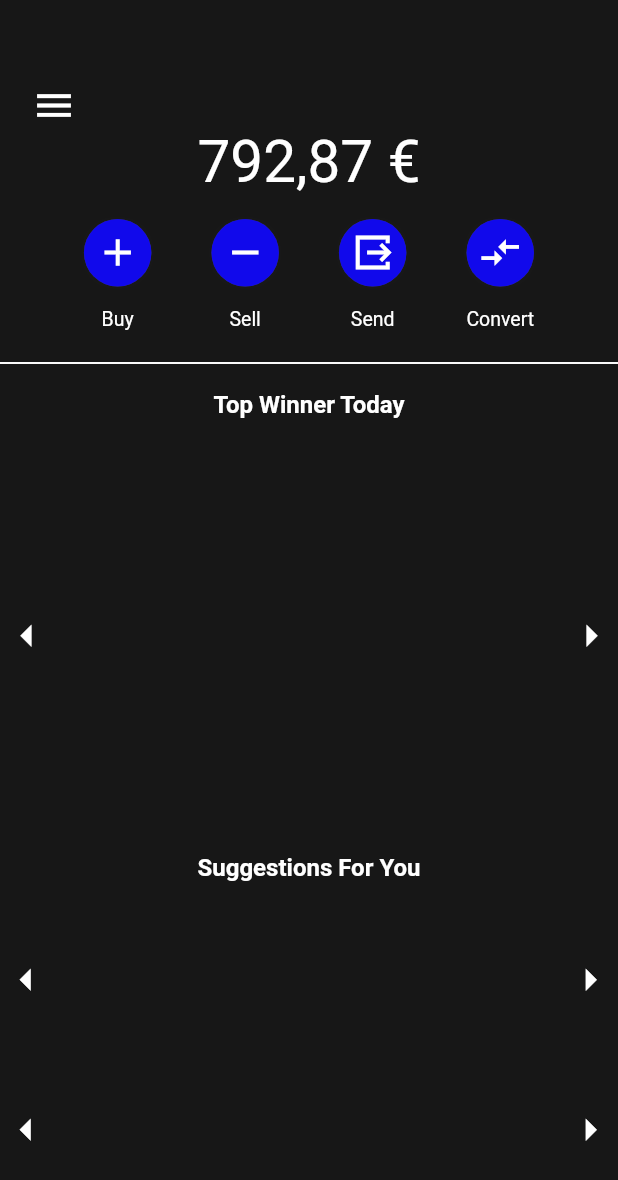
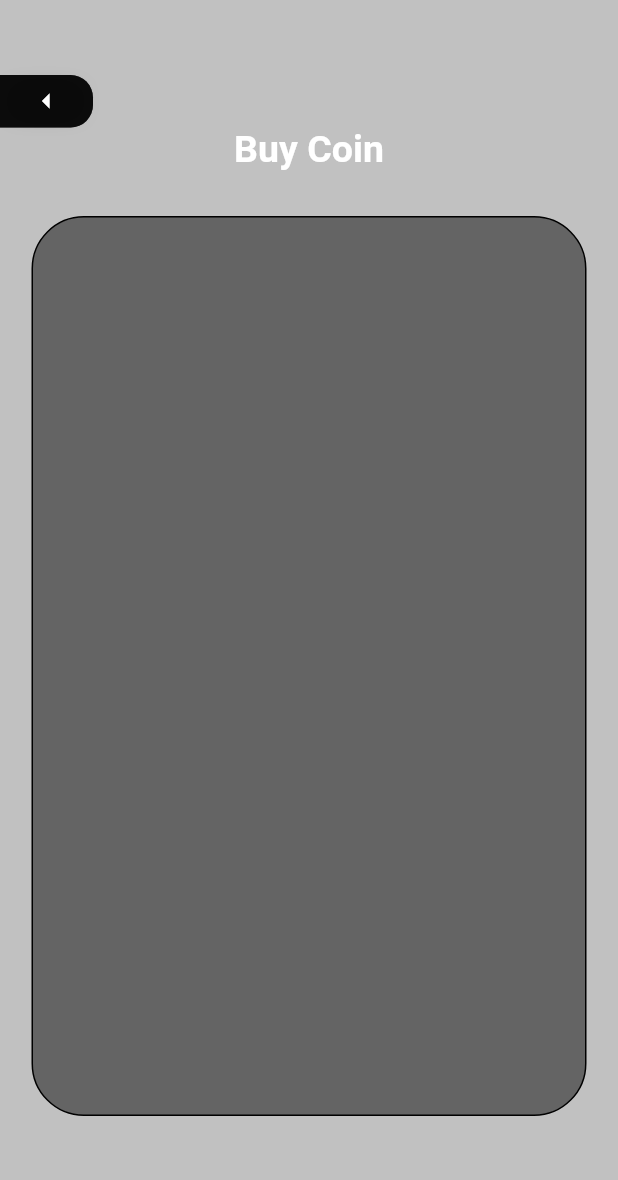
Before and after one commit to L4XB/Crypto-Tracker-App, a Flutter app: the Dashboard screen opened by its route, after a tap on the "add" icon, on a phone screen of 412 x 824 dp. Shown: the top 1180 px of the screen. Run offline on Flutter 3.47's test engine with Material 2 defaults, Android fonts, the phone set to English and light mode, and no system bars; our stand-ins replace dio, loading_animation_widget, syncfusion_flutter_charts; missing offline and left inert: clipboard, simple_candlestick_chart.

Commit message:
Buy_Coin_Page init

```diff
--- /dev/null
+++ b/lib/coin_buy/buy_coin.dart
@@ -0,0 +1,45 @@
+import 'package:chaining/overall_widgets/widgets/go_back_button.dart';
+import 'package:flutter/material.dart';
+
+class BuyCoin extends StatelessWidget {
+  const BuyCoin({Key? key}) : super(key: key);
+
+  @override
+  Widget build(BuildContext context) {
+    return Scaffold(
+        backgroundColor: const Color.fromARGB(80, 56, 56, 56),
+        body: Column(crossAxisAlignment: CrossAxisAlignment.center, children: [
+          Padding(
+            padding: const EdgeInsets.fromLTRB(0, 50, 350, 0),
+            child: GoBackButton(
+              onPressed: () {
+                Navigator.pop(context);
+              },
+            ),
+          ),
+          Center(
+            child: Text("Buy Coin",
+                style: TextStyle(
+                    color: Colors.white,
+                    fontSize: 25,
+                    fontWeight: FontWeight.bold)),
+          ),
+          Padding(
+            padding: const EdgeInsets.fromLTRB(0, 30, 0, 0),
+            child: Container(
+              height: 600,
+              width: 370,
+              decoration: BoxDecoration(
+                  border: Border.all(
+                    width: 1,
+                  ),
+                  borderRadius: BorderRadius.circular(35),
+                  color: Color.fromARGB(122, 0, 0, 0)),
+              child: Column(
+                children: [],
+              ),
+            ),
+          )
+        ]));
+  }
+}
--- a/lib/dashboard/dashboard_foreground.dart
+++ b/lib/dashboard/dashboard_foreground.dart
@@ -67,6 +67,9 @@ class _DashboardState extends State<Dashboard> {
                       children: [
                         RoundButton(
                           icon: Icons.add,
+                          onPresse: () {
+                            Navigator.pushNamed(context, "/buy");
+                          },
                         ),
                         const Padding(
                           padding: EdgeInsets.fromLTRB(0, 14, 0, 0),
--- a/lib/main.dart
+++ b/lib/main.dart
@@ -1,3 +1,4 @@
+import 'package:chaining/coin_buy/buy_coin.dart';
 import 'package:chaining/coin_detail_info.dart/coin_detail_info_foreground.dart';
 import 'package:chaining/dashboard/dashboard_foreground.dart';
 import 'package:chaining/invite_firiend/invite_friend_foregound.dart';
@@ -26,6 +27,7 @@ class MyApp extends StatelessWidget {
         "/coinDetails": (BuildContext context) => const CoinDetailInfo(),
         "/dashboard": (BuildContext context) => const Dashboard(),
         "/invFriend": (BuildContext context) => const InviteFriend(),
+        "/buy": (BuildContext context) => const BuyCoin(),
         "/editProfile": (BuildContext context) => const UserProfileForeground(),
         "/root": (BuildContext context) => const Root(),
       },
--- a/lib/overall_widgets/widgets/round_button.dart
+++ b/lib/overall_widgets/widgets/round_button.dart
@@ -2,7 +2,8 @@ import 'package:flutter/material.dart';
 
 class RoundButton extends StatelessWidget {
   IconData? icon = Icons.add;
-  RoundButton({Key? key, required this.icon}) : super(key: key);
+  Function()? onPresse;
+  RoundButton({Key? key, required this.icon, this.onPresse}) : super(key: key);
 
   @override
   Widget build(BuildContext context) {
@@ -27,7 +28,7 @@ class RoundButton extends StatelessWidget {
         splashColor: Colors.transparent,
         hoverColor: Colors.transparent,
         highlightColor: Colors.transparent,
-        onTap: () {},
+        onTap: onPresse,
         child: Icon(
           icon,
           size: 30,
```
Also changed, not shown: 1 other file.
